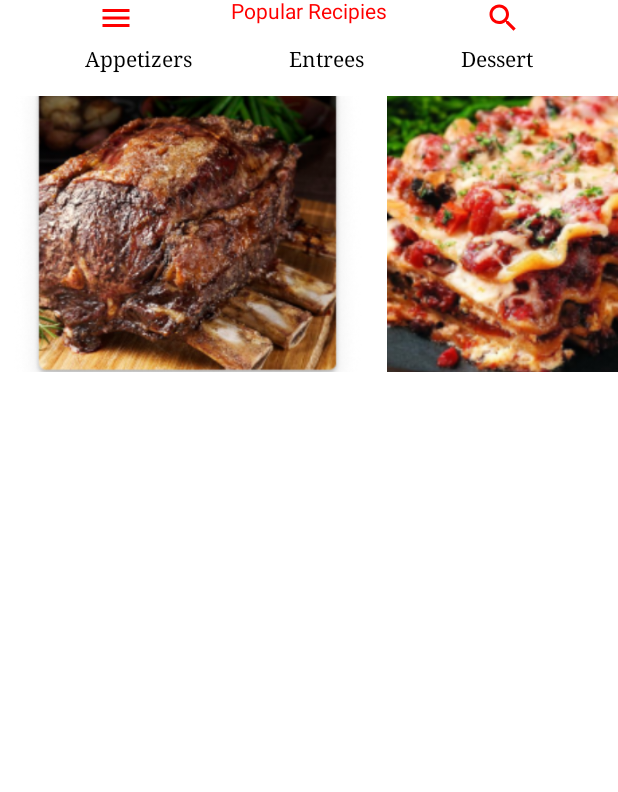
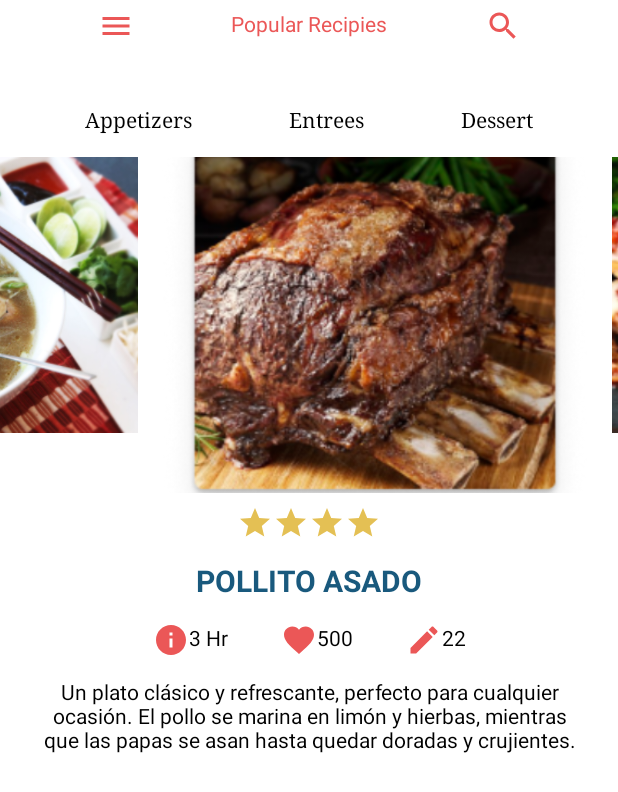
Before and after one commit to BARHUG0/Lab6_PlataformasMoviles, an Android app built with Jetpack Compose: the @Preview function previewHome, on a phone screen of 412 x 824 dp. Shown: the top 792 px of the screen. Run offline under Robolectric (Android 15) with nearby library versions, the light colour scheme and no system bars.

Commit message:
Components compleated

```diff
--- a/app/src/main/java/gt/edu/uvg/lab6_plataformasmoviles/components/homeComponents/foodPreviewImage.kt
+++ b/app/src/main/java/gt/edu/uvg/lab6_plataformasmoviles/components/homeComponents/foodPreviewImage.kt
@@ -2,14 +2,13 @@ package gt.edu.uvg.lab6_plataformasmoviles.components.homeComponents
 
 import androidx.compose.foundation.Image
 import androidx.compose.foundation.layout.Box
+import androidx.compose.foundation.layout.PaddingValues
 import androidx.compose.foundation.layout.fillMaxSize
-import androidx.compose.foundation.layout.fillMaxWidth
 import androidx.compose.foundation.layout.padding
 import androidx.compose.foundation.layout.size
 import androidx.compose.foundation.lazy.LazyRow
 import androidx.compose.foundation.lazy.items
 import androidx.compose.foundation.shape.RoundedCornerShape
-import androidx.compose.material.icons.Icons
 import androidx.compose.runtime.Composable
 import androidx.compose.ui.Alignment
 import androidx.compose.ui.Modifier
@@ -19,16 +18,46 @@ import androidx.compose.ui.res.painterResource
 import androidx.compose.ui.tooling.preview.Preview
 import androidx.compose.ui.unit.dp
 import gt.edu.uvg.lab6_plataformasmoviles.R
+import androidx.compose.foundation.gestures.Orientation
+import androidx.compose.foundation.gestures.scrollable
+import androidx.compose.foundation.lazy.LazyRow
+import androidx.compose.foundation.lazy.rememberLazyListState
+import androidx.compose.runtime.LaunchedEffect
+import androidx.compose.runtime.rememberCoroutineScope
+import androidx.compose.runtime.remember
+import androidx.compose.runtime.mutableStateOf
+import androidx.compose.runtime.getValue
+import androidx.compose.runtime.setValue
+import androidx.compose.ui.unit.dp
+import kotlinx.coroutines.launch
+import kotlin.math.roundToInt
+import kotlin.math.abs
 
 @Composable
 fun FoodPreviewImage(modifier: Modifier = Modifier, foodImages: List<Int>) {
-    LazyRow(modifier = Modifier) {
+    val listState = rememberLazyListState(initialFirstVisibleItemIndex = Int.MAX_VALUE / 2)
+    var centerIndex by remember { mutableStateOf(Int.MAX_VALUE / 2) }
+
+    LaunchedEffect(listState.firstVisibleItemScrollOffset) {
+        centerIndex = listState.firstVisibleItemIndex
+    }
+
+    LazyRow(
+        contentPadding = PaddingValues(horizontal = 100.dp),
+        state = listState,
+        modifier = Modifier
+    ) {
         items(Int.MAX_VALUE) { index ->
-            val image = foodImages[index % foodImages.size]
+            val realIndex = (index % foodImages.size + foodImages.size) % foodImages.size
+            val image = foodImages[realIndex]
+
+            // Calcular la escala basada en la distancia desde el centro
+            val scale = if (index == centerIndex) 1.2f else 1f
+
             Box(
                 modifier = Modifier
                     .clip(RoundedCornerShape(20.dp))
-                    .size(width = 250.dp, height = 200.dp)
+                    .size(width = 250.dp * scale, height = 200.dp * scale)
                     .padding(8.dp),
                 contentAlignment = Alignment.Center
             ) {
@@ -51,5 +80,5 @@ fun PreviewFoodPreviewImage() {
         R.drawable.entreelasagna,
         R.drawable.entreepho
     )
-    FoodPreviewImage(modifier = Modifier.fillMaxWidth(), foodImages = foodImage)
+    FoodPreviewImage(modifier = Modifier.fillMaxSize(), foodImages = foodImage)
 }
--- a/app/src/main/java/gt/edu/uvg/lab6_plataformasmoviles/components/homeComponents/foodPreviewInformation.kt
+++ b/app/src/main/java/gt/edu/uvg/lab6_plataformasmoviles/components/homeComponents/foodPreviewInformation.kt
@@ -1,15 +1,116 @@
 package gt.edu.uvg.lab6_plataformasmoviles.components.homeComponents
 
+import android.widget.Space
+import androidx.compose.foundation.layout.Arrangement
+import androidx.compose.foundation.layout.Column
+import androidx.compose.foundation.layout.Row
+import androidx.compose.foundation.layout.Spacer
+import androidx.compose.foundation.layout.fillMaxSize
+import androidx.compose.foundation.layout.fillMaxWidth
+import androidx.compose.foundation.layout.height
+import androidx.compose.foundation.layout.padding
+import androidx.compose.foundation.layout.width
 import androidx.compose.foundation.lazy.LazyRow
+import androidx.compose.material.icons.Icons
+import androidx.compose.material.icons.filled.Edit
+import androidx.compose.material.icons.filled.Favorite
+import androidx.compose.material.icons.filled.Info
+import androidx.compose.material3.Icon
+import androidx.compose.material.icons.filled.Menu
+import androidx.compose.material.icons.filled.Star
+
+import androidx.compose.material3.Text
 import androidx.compose.runtime.Composable
+import androidx.compose.ui.Alignment
 import androidx.compose.ui.Modifier
+import androidx.compose.ui.graphics.Color
+import androidx.compose.ui.res.stringResource
+import androidx.compose.ui.text.font.FontWeight
+import androidx.compose.ui.text.style.TextAlign
+import androidx.compose.ui.unit.dp
 import androidx.compose.ui.tooling.preview.Preview
+import androidx.compose.ui.unit.sp
 import gt.edu.uvg.lab6_plataformasmoviles.R
+import gt.edu.uvg.lab6_plataformasmoviles.screens.dishName
+import gt.edu.uvg.lab6_plataformasmoviles.screens.textTest
+import gt.edu.uvg.lab6_plataformasmoviles.ui.theme.AppColor
+import gt.edu.uvg.lab6_plataformasmoviles.ui.theme.StarColor
+import gt.edu.uvg.lab6_plataformasmoviles.ui.theme.DishTitleColor
 
 @Composable
-fun foodPreviewInformation(modifier: Modifier){
-    LazyRow {
+fun foodPreviewInformation(duration: Int, likes: Int, comments: Int, starNum: Int, title: String, description: String, modifier: Modifier){
+    Column(
+        modifier = Modifier
+            .padding(start = 25.dp, end = 25.dp),
+        verticalArrangement = Arrangement.Center,
+        horizontalAlignment = Alignment.CenterHorizontally
+
+    ) {
+
+        Row(modifier = Modifier){
+            for (i in 1..starNum) {
+                Icon(
+                    Icons.Filled.Star,
+                    contentDescription = null,
+                    tint = StarColor
+                )
+            }
+        }
+        Spacer(modifier = Modifier.height(15.dp))
+        Text(
+            text = "$title",
+            color = DishTitleColor,
+            fontWeight = FontWeight.Bold,
+            fontSize = 20.sp,
+            )
+        Spacer(modifier = Modifier.height(15.dp))
+        Row (modifier = Modifier) {
+            Icon(
+                Icons.Filled.Info,
+                contentDescription = null,
+                tint = AppColor
+            )
+            Text(
+                text = "$duration Hr",
+                modifier = Modifier
+                    .padding(top = 3.dp)
+            )
+
+            Spacer(modifier = Modifier.width(35.dp))
+
+            Icon(
+                Icons.Filled.Favorite,
+                contentDescription = null,
+                tint = AppColor
+            )
+            Text(
+                text = "$likes",
+                modifier = Modifier
+                    .padding(top = 3.dp)
+            )
+
+            Spacer(modifier = Modifier.width(35.dp))
+
+            Icon(
+                Icons.Filled.Edit,
+                contentDescription = null,
+                tint = AppColor
+            )
+            Text(
+                text = "$comments",
+                modifier = Modifier
+                    .padding(top = 3.dp)
+            )
+        }
+
+
+        Spacer(modifier = Modifier.height(15.dp))
+        Text(
+            text = description,
+            textAlign = TextAlign.Center,
+        )
 
     }
 
+
 }
--- a/app/src/main/java/gt/edu/uvg/lab6_plataformasmoviles/components/homeComponents/foodTypeSelection.kt
+++ b/app/src/main/java/gt/edu/uvg/lab6_plataformasmoviles/components/homeComponents/foodTypeSelection.kt
@@ -9,13 +9,11 @@ import androidx.compose.material3.Text
 import androidx.compose.runtime.Composable
 import androidx.compose.foundation.lazy.grid.items
 import androidx.compose.foundation.lazy.items
-
+import androidx.compose.ui.unit.dp
 import androidx.compose.ui.Modifier
 import androidx.compose.ui.res.stringResource
 import androidx.compose.ui.text.TextStyle
 import androidx.compose.ui.text.font.FontFamily
-import androidx.compose.ui.tooling.preview.Preview
-import androidx.compose.ui.unit.dp
 import gt.edu.uvg.lab6_plataformasmoviles.R
 
 @Composable
--- a/app/src/main/java/gt/edu/uvg/lab6_plataformasmoviles/components/homeComponents/topNavegationBar.kt
+++ b/app/src/main/java/gt/edu/uvg/lab6_plataformasmoviles/components/homeComponents/topNavegationBar.kt
@@ -4,12 +4,14 @@ import androidx.compose.foundation.layout.Arrangement
 import androidx.compose.foundation.layout.Row
 import androidx.compose.foundation.layout.fillMaxSize
 import androidx.compose.foundation.layout.fillMaxWidth
+import androidx.compose.foundation.layout.padding
 import androidx.compose.material.icons.Icons
 import androidx.compose.material.icons.filled.Menu
 import androidx.compose.material.icons.filled.Search
 import androidx.compose.material.icons.rounded.Menu
 import androidx.compose.material3.Icon
 import androidx.compose.material3.Text
+import androidx.compose.ui.unit.dp
 import androidx.compose.runtime.Composable
 import androidx.compose.ui.Alignment
 import androidx.compose.ui.Modifier
@@ -18,6 +20,7 @@ import androidx.compose.ui.res.colorResource
 import androidx.compose.ui.res.stringResource
 import androidx.compose.ui.tooling.preview.Preview
 import gt.edu.uvg.lab6_plataformasmoviles.R
+import gt.edu.uvg.lab6_plataformasmoviles.ui.theme.AppColor
 
 @Composable
 fun topNavegationBar(modifier: Modifier){
@@ -29,16 +32,18 @@ fun topNavegationBar(modifier: Modifier){
         Icon(
             Icons.Filled.Menu,
             contentDescription = stringResource(id = R.string.menu_icon),
-            tint = Color.Red
+            tint = AppColor
         )
 
-        Text(text = "Popular Recipies", color = Color.Red)
-
+        Text(text = "Popular Recipies",
+            color = AppColor,
+            modifier = Modifier.padding(top = 3.dp)
+        )
 
         Icon(
             Icons.Filled.Search,
             contentDescription = stringResource(id = R.string.menu_icon),
-            tint = Color.Red
+            tint = AppColor
         )
 
     }
--- a/app/src/main/java/gt/edu/uvg/lab6_plataformasmoviles/screens/Home.kt
+++ b/app/src/main/java/gt/edu/uvg/lab6_plataformasmoviles/screens/Home.kt
@@ -1,10 +1,15 @@
 package gt.edu.uvg.lab6_plataformasmoviles.screens
 
+import android.widget.Space
 import androidx.compose.foundation.layout.Column
+import androidx.compose.foundation.layout.Spacer
 import androidx.compose.foundation.layout.fillMaxSize
 import androidx.compose.foundation.layout.fillMaxWidth
+import androidx.compose.foundation.layout.height
+import androidx.compose.foundation.layout.width
 import androidx.compose.runtime.Composable
 import androidx.compose.ui.Modifier
+import androidx.compose.ui.unit.dp
 import androidx.compose.ui.graphics.Color
 import androidx.compose.ui.tooling.preview.Preview
 import gt.edu.uvg.lab6_plataformasmoviles.R
@@ -19,12 +24,16 @@ import gt.edu.uvg.lab6_plataformasmoviles.components.homeComponents.topNavegatio
 @Composable
 fun Home(modifier: Modifier){
     Column {
+        Spacer(modifier = Modifier.height(5.dp))
         topNavegationBar(modifier = modifier)
-        foodTypeSelection(modifier = modifier)
+        Spacer(modifier = Modifier.height(35.dp))
+        foodTypeSelection(modifier = Modifier.width(16.dp))
         FoodPreviewImage( modifier = Modifier.fillMaxWidth(), foodImages = foodImage)
-        foodPreviewInformation(modifier = modifier)
+        foodPreviewInformation(duration = 3, likes = 500, comments = 22, starNum= 4, title = dishName, description= textTest, modifier = modifier)
     }
 }
+val dishName = "POLLITO ASADO"
+val textTest = "Un plato clásico y refrescante, perfecto para cualquier ocasión. El pollo se marina en limón y hierbas, mientras que las papas se asan hasta quedar doradas y crujientes."
 
 
 @Preview(showBackground = true)
--- a/app/src/main/java/gt/edu/uvg/lab6_plataformasmoviles/screens/Recipe_details.kt
+++ b/app/src/main/java/gt/edu/uvg/lab6_plataformasmoviles/screens/Recipe_details.kt
@@ -309,4 +309,5 @@ fun RecipeDetailScreen(recipe: Recipe) {
             }
         }
     }
-}}
+    }
+}
--- a/app/src/main/java/gt/edu/uvg/lab6_plataformasmoviles/ui/theme/Color.kt
+++ b/app/src/main/java/gt/edu/uvg/lab6_plataformasmoviles/ui/theme/Color.kt
@@ -9,3 +9,7 @@ val Pink80 = Color(0xFFEFB8C8)
 val Purple40 = Color(0xFF6650a4)
 val PurpleGrey40 = Color(0xFF625b71)
 val Pink40 = Color(0xFF7D5260)
+
+val AppColor = Color(0xFFEB5757)
+val StarColor = Color(0xFFE4C054)
+val DishTitleColor = Color(0xFF19597D)
--- a/app/src/main/res/values/colors.xml
+++ b/app/src/main/res/values/colors.xml
@@ -7,4 +7,5 @@
     <color name="teal_700">#FF018786</color>
     <color name="black">#FF000000</color>
     <color name="white">#FFFFFFFF</color>
+    <color name="red">#FF0000</color>
 </resources>
```
